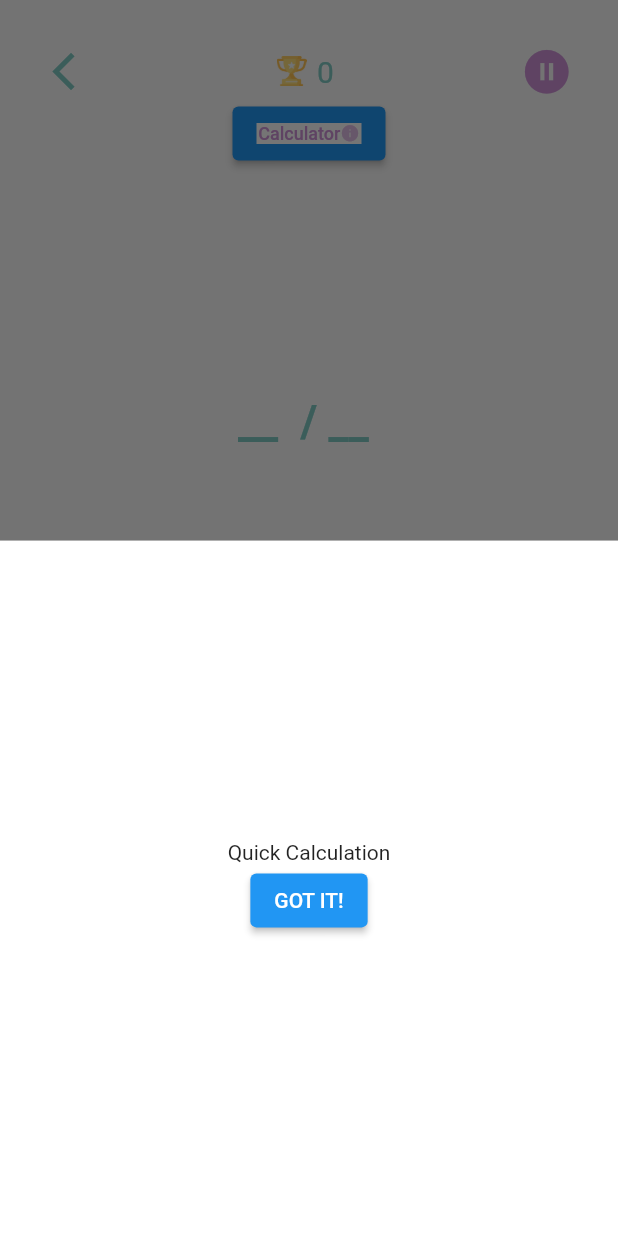
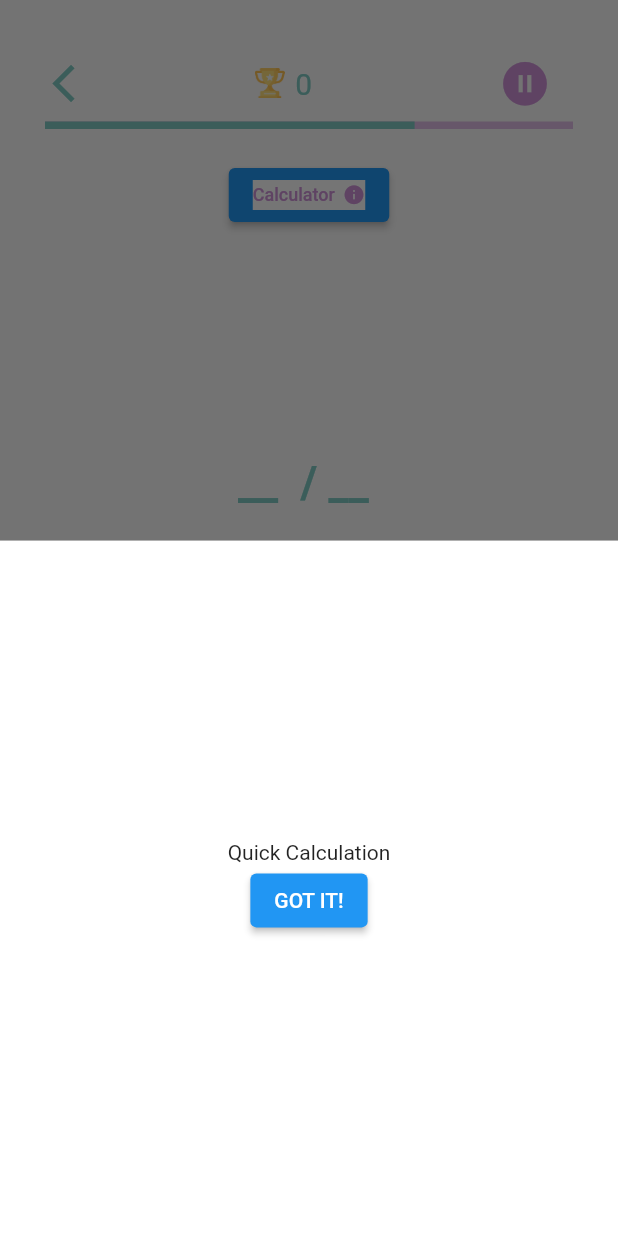
Before and after one commit to bengigenc/Game, a Flutter app: the MathPuzzleCalculator screen opened directly, after a tap on "Calculator", on a phone screen of 412 x 824 dp. Run offline on Flutter 3.47's test engine with Material 2 defaults, Android fonts, the phone set to English and light mode, and no system bars; missing offline and left inert: dart:ffi, numeric_keyboard.

Commit message:
time ve pop up eklendi

```diff
--- a/game/lib/main.dart
+++ b/game/lib/main.dart
@@ -4,6 +4,7 @@ import 'package:game/math_puzzle_calculator.dart';
 import 'package:game/open.dart';
 import 'package:game/widget/math_puzzle_cal_widget.dart';
 import 'package:game/widget/math_puzzle_widget.dart';
+
 
 
 void main() {
--- a/game/lib/math_puzzle_calculator.dart
+++ b/game/lib/math_puzzle_calculator.dart
@@ -1,7 +1,11 @@
+import 'dart:async';
+
 import 'package:flutter/material.dart';
 import 'package:flutter/src/widgets/container.dart';
 import 'package:flutter/src/widgets/framework.dart';
 import 'package:game/widget/math_puzzle_cal_widget.dart';
+
+import 'package:game/widget/popupWidget.dart';
 import 'package:numeric_keyboard/numeric_keyboard.dart';
 
 class MathPuzzleCalculator extends StatefulWidget {
@@ -13,8 +17,16 @@ class MathPuzzleCalculator extends StatefulWidget {
 
 class _MathPuzzleCalculatorState extends State<MathPuzzleCalculator> {
   String text = '';
+  static const maxseconds = 10;
+  int seconds = maxseconds;
+  Timer? timer;
+  @override
+  void initState() {
+    // TODO: implement initState
+    super.initState();
+    startTimer();
+  }
 
-  @override
   Widget build(BuildContext context) {
     return Scaffold(
       body: Container(
@@ -53,16 +65,24 @@ String text = '';
                   Container(
                     margin: EdgeInsets.only(left: 5),
                     alignment: Alignment.topLeft,
-                      child: Icon(
-                        Icons.pause_circle,
-                        size: 35,
-                        color: Colors.purple.shade200,
-                      )),
+                    child: DialogExample(),
+                  ),
                 ],
               ),
             ),
+            Container(
+              margin: EdgeInsets.only(bottom: 20),
+              height: 5,
+              width: double.infinity,
+              child: LinearProgressIndicator(
+                value: seconds / maxseconds,
+                backgroundColor: Colors.purple.shade100,
+                valueColor: AlwaysStoppedAnimation<Color>(Colors.teal.shade200),
+              ),
+            ),
             ElevatedButton(
-              onPressed: () { showModalBottomSheet<void>(
+              onPressed: () {
+                showModalBottomSheet<void>(
                   context: context,
                   builder: (BuildContext context) {
                     return Container(
@@ -83,26 +103,25 @@ String text = '';
                       ),
                     );
                   },
-          );  },
+                );
+              },
               child: Container(
-                width: 70,
                 color: Colors.white,
-
+                alignment: Alignment.center,
+                height: 20,
+                width: 75,
                 child: Row(
-                  mainAxisAlignment: MainAxisAlignment.center,
+                  mainAxisAlignment: MainAxisAlignment.spaceBetween,
                   children: [
-                    Container(
-                      child: Text(
+                    Text(
                       "Calculator",
-                        style: TextStyle(
-                            fontSize: 12, color: Colors.purple.shade200),
-                      ),
+                      style: TextStyle(fontSize: 12, color: Colors.purple.shade200),
                     ),
                     Container(
                       child: Icon(
                         Icons.info,
-                        color: Colors.purple.shade100,
-                        size: 13,
+                        color: Colors.purple.shade200,
+                        size: 15,
                       ),
                     ),
                   ],
@@ -139,7 +158,7 @@ String text = '';
               ),
             ),
             Container(
-              margin: EdgeInsets.only(top: 50, bottom: 20),
+              margin: EdgeInsets.only(top: 20, bottom: 20),
               alignment: Alignment.center,
               height: 40,
               width: 250,
@@ -154,12 +173,9 @@ String text = '';
                     fontWeight: FontWeight.bold),
               ),
             ),
-
             NumericKeyboard(
               onKeyboardTap: _onKeyboardTap,
               textColor: Colors.purple.shade100,
-
-
               rightButtonFn: () {
                 setState(() {
                   text = text.substring(0, text.length - 1);
@@ -170,27 +186,38 @@ String text = '';
                 color: Colors.teal.shade200,
               ),
               leftButtonFn: () {
-              setState(() {
-
-              });
-              text ='';
+                setState(() {});
+                text = '';
               },
               leftIcon: Icon(
                 Icons.refresh,
                 color: Colors.teal.shade200,
               ),
             ),
-
-
-
           ],
         ),
       ),
     );
   }
+
   _onKeyboardTap(String value) {
     setState(() {
       text = text + value;
     });
   }
+
+  void startTimer() {
+    timer = Timer.periodic(Duration(seconds: 1), (_) {
+      setState(() {});
+      if (seconds > 0) {
+        seconds--;
+      } else {
+        stopTimer();
       }
+    });
+  }
+
+  void stopTimer() {
+    timer?.cancel();
+  }
+}
--- /dev/null
+++ b/game/lib/widget/popupWidget.dart
@@ -0,0 +1,35 @@
+import 'package:flutter/cupertino.dart';
+import 'package:flutter/material.dart';
+
+class DialogExample extends StatelessWidget {
+  const DialogExample({super.key});
+
+  @override
+  Widget build(BuildContext context) {
+    return TextButton(
+        onPressed: () => showDialog<String>(
+              context: context,
+              builder: (BuildContext context) => AlertDialog(
+                title:  Text('Game Over', style: TextStyle(color: Colors.teal,
+                  fontSize: 22,
+                  fontWeight: FontWeight.bold),),
+                content:  Text('Your highest scoore is 0.0', style: TextStyle(color: Colors.teal, fontSize: 15),),
+                actions: <Widget>[
+                  TextButton(
+                    onPressed: () => Navigator.pop(context, 'Cancel'),
+                    child:  Text('RESTART', style: TextStyle(color: Colors.purple.shade200,),),
+                  ),
+                  TextButton(
+                    onPressed: () => Navigator.pop(context, 'OK',),
+                    child:  Icon(Icons.close, color: Colors.purple,),
+                  ),
+                ],
+              ),
+            ),
+        child:  Icon(
+          Icons.pause_circle,
+          size: 35,
+          color: Colors.purple.shade200,
+        ));
+  }
+}
```
Lines whose indentation alone changed are shown as unchanged.
